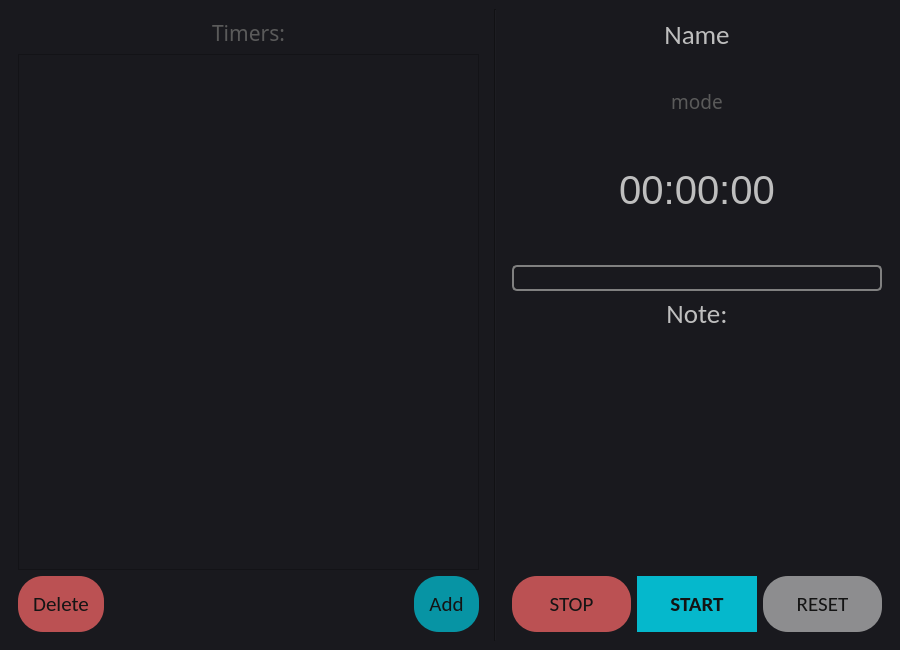
Before: the Qt Designer form Timer/mainwindow.ui in WAG13/Timer-Qt, drawn with Qt 5.
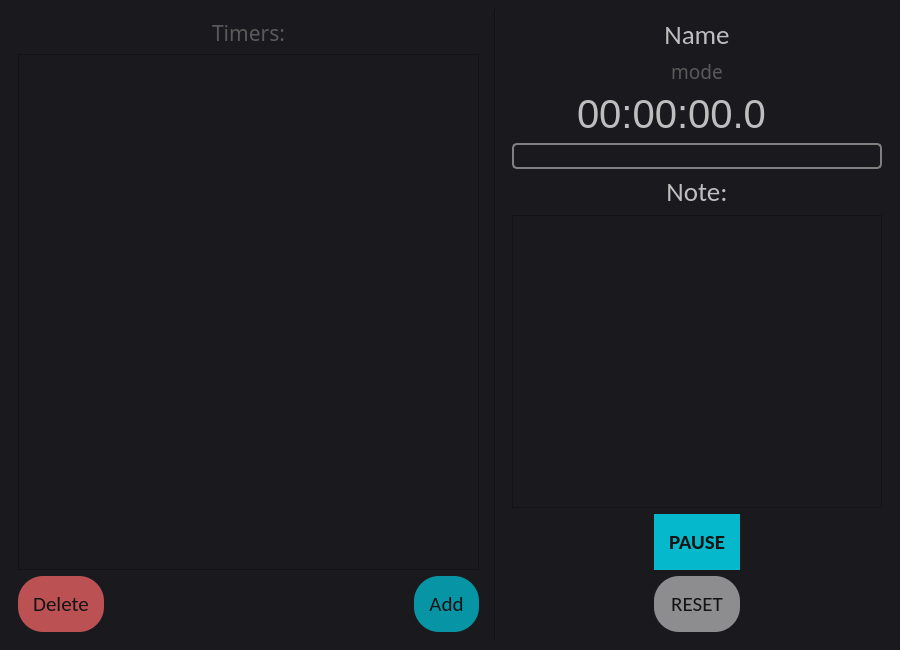
After: the same form once the commit is applied.

Patch:
```diff
--- a/Timer/mainwindow.ui
+++ b/Timer/mainwindow.ui
@@ -210,6 +210,24 @@
           </widget>
          </item>
          <item>
+          <layout class="QHBoxLayout" name="horizontalLayout_2">
+           <item>
+            <spacer name="spacer">
+             <property name="orientation">
+              <enum>Qt::Horizontal</enum>
+             </property>
+             <property name="sizeType">
+              <enum>QSizePolicy::Fixed</enum>
+             </property>
+             <property name="sizeHint" stdset="0">
+              <size>
+               <width>65</width>
+               <height>20</height>
+              </size>
+             </property>
+            </spacer>
+           </item>
+           <item>
           <widget class="QLabel" name="Timer_time">
            <property name="font">
             <font>
@@ -225,12 +243,20 @@
 font: 75 30pt &quot;Segoe UI&quot;;</string>
            </property>
            <property name="text">
-            <string>00:00:00</string>
+              <string>00:00:00.0</string>
+             </property>
+             <property name="scaledContents">
+              <bool>false</bool>
            </property>
            <property name="alignment">
-            <set>Qt::AlignCenter</set>
-           </property>
-          </widget>
+              <set>Qt::AlignLeading|Qt::AlignLeft|Qt::AlignVCenter</set>
+             </property>
+             <property name="wordWrap">
+              <bool>true</bool>
+             </property>
+            </widget>
+           </item>
+          </layout>
          </item>
          <item alignment="Qt::AlignBottom">
           <widget class="QProgressBar" name="progressBar">
@@ -304,72 +330,31 @@
            </property>
           </widget>
          </item>
-         <item alignment="Qt::AlignTop">
-          <widget class="QLabel" name="Timer_note">
-           <property name="minimumSize">
-            <size>
-             <width>0</width>
-             <height>150</height>
-            </size>
-           </property>
-           <property name="font">
-            <font>
-             <family>Calibri Light</family>
-             <pointsize>16</pointsize>
-             <weight>3</weight>
-             <italic>false</italic>
-             <bold>false</bold>
-            </font>
-           </property>
-           <property name="toolTipDuration">
-            <number>-1</number>
-           </property>
+         <item>
+          <widget class="QPlainTextEdit" name="plainTextEdit">
            <property name="styleSheet">
             <string notr="true">color: rgb(190, 190, 190);
 font: 25 16pt &quot;Calibri Light&quot;;</string>
            </property>
-           <property name="text">
-            <string/>
+           <property name="verticalScrollBarPolicy">
+            <enum>Qt::ScrollBarAsNeeded</enum>
            </property>
-           <property name="alignment">
-            <set>Qt::AlignCenter</set>
+           <property name="horizontalScrollBarPolicy">
+            <enum>Qt::ScrollBarAlwaysOff</enum>
+           </property>
+           <property name="readOnly">
+            <bool>true</bool>
+           </property>
+           <property name="backgroundVisible">
+            <bool>false</bool>
            </property>
           </widget>
          </item>
         </layout>
        </item>
        <item>
-        <layout class="QHBoxLayout" name="buttons_layout">
-         <item>
-          <widget class="QPushButton" name="stop_button">
-           <property name="font">
-            <font>
-             <family>Calibri</family>
-             <pointsize>16</pointsize>
-             <weight>50</weight>
-             <italic>false</italic>
-             <bold>false</bold>
-            </font>
-           </property>
-           <property name="styleSheet">
-            <string notr="true">QPushButton {
-color:rgb(20, 20, 20);
-background-color: rgb(255, 105, 105, 180);
-border-radius: 25px;
-padding: 15px;
-min-width: 5em;
-}
-
-QPushButton:pressed {
-    background-color: rgb(255, 105, 105, 150);
-}</string>
-           </property>
-           <property name="text">
-            <string>STOP</string>
-           </property>
-          </widget>
-         </item>
-         <item>
+        <layout class="QGridLayout" name="gridLayout">
+         <item row="0" column="1">
           <widget class="QPushButton" name="play_button">
            <property name="font">
             <font>
@@ -395,7 +380,7 @@
 }</string>
            </property>
            <property name="text">
-            <string>START</string>
+            <string>PAUSE</string>
            </property>
            <property name="autoDefault">
             <bool>false</bool>
@@ -405,7 +390,20 @@
            </property>
           </widget>
          </item>
-         <item>
+         <item row="0" column="0">
+          <spacer name="horizontalSpacer">
+           <property name="orientation">
+            <enum>Qt::Horizontal</enum>
+           </property>
+           <property name="sizeHint" stdset="0">
+            <size>
+             <width>40</width>
+             <height>20</height>
+            </size>
+           </property>
+          </spacer>
+         </item>
+         <item row="1" column="1">
           <widget class="QPushButton" name="reset_button">
            <property name="font">
             <font>
@@ -434,6 +432,19 @@
            </property>
           </widget>
          </item>
+         <item row="0" column="2">
+          <spacer name="horizontalSpacer_2">
+           <property name="orientation">
+            <enum>Qt::Horizontal</enum>
+           </property>
+           <property name="sizeHint" stdset="0">
+            <size>
+             <width>40</width>
+             <height>20</height>
+            </size>
+           </property>
+          </spacer>
+         </item>
         </layout>
        </item>
       </layout>
```
Lines whose indentation alone changed are shown as unchanged.
